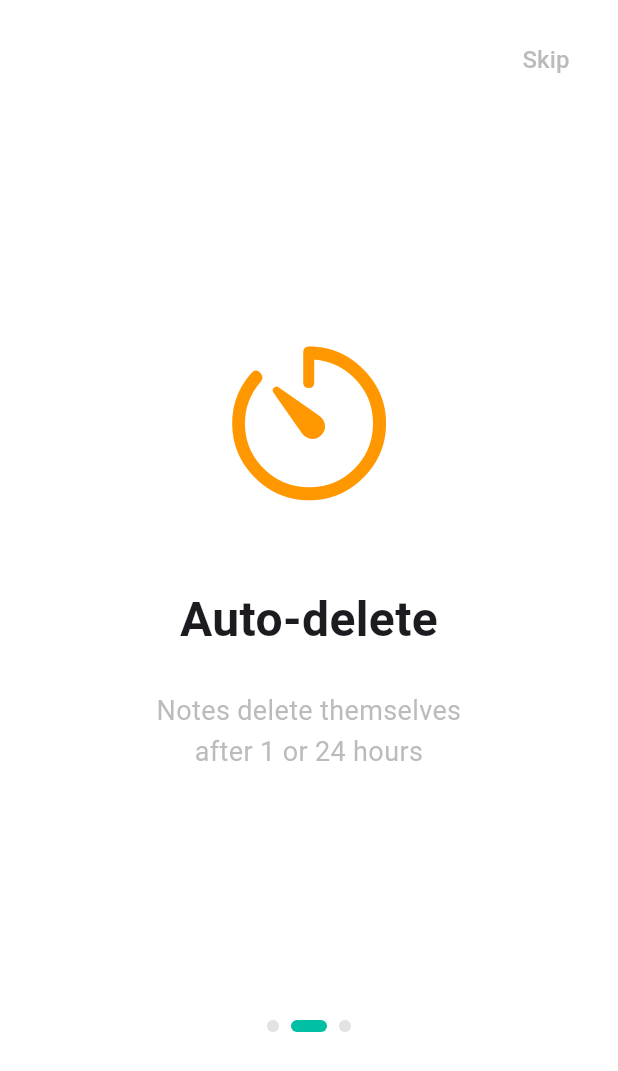
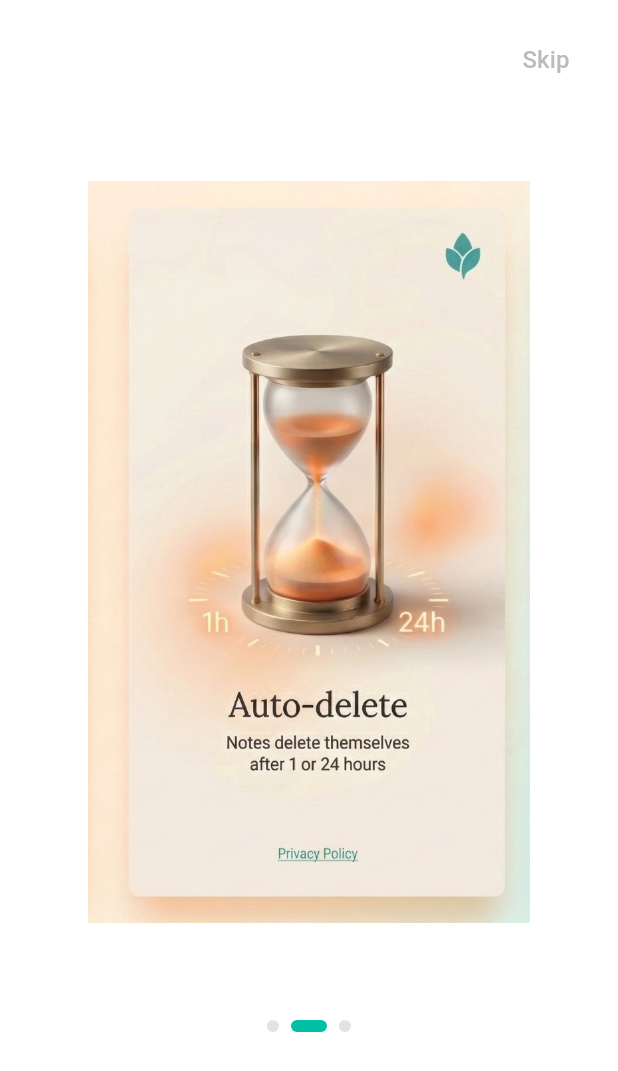
Before and after one commit to asantino/DokkiNotes, a Flutter app: the screen it shows after launch, swiped to page 2, on a phone screen of 412 x 824 dp. Shown: the top 1071 px of the screen. Run offline on Flutter 3.47's test engine with Material 3 defaults, Android fonts, the phone set to English and light mode, and no system bars; our stand-ins replace file_picker, flutter_secure_storage, flutter_slidable, flutter_svg, in_app_purchase, local_auth and 6 more; missing offline and left inert: encrypt; accounts and stored records are empty.

Commit message:
feat: onboarding card size fixed for tablet and phone

```diff
--- a/lib/screens/onboarding_screen.dart
+++ b/lib/screens/onboarding_screen.dart
@@ -1,4 +1,3 @@
-import 'package:flutter/cupertino.dart';
 import 'package:flutter/material.dart';
 import 'package:url_launcher/url_launcher.dart';
 import '../services/prefs_service.dart';
@@ -8,6 +7,11 @@ import '../main.dart'; // Для доступа к AppInitScreen
 class OnboardingScreen extends StatefulWidget {
   const OnboardingScreen({super.key});
 
+  // Assets defined here
+  static const String _assetPage1 = 'assets/images/onboarding_ai_voice.png';
+  static const String _assetPage2 = 'assets/images/onboarding_auto_delete.png';
+  static const String _assetPage3 = 'assets/images/onboarding_sync.png';
+
   @override
   State<OnboardingScreen> createState() => _OnboardingScreenState();
 }
@@ -16,25 +20,23 @@ class _OnboardingScreenState extends State<OnboardingScreen> {
   final PageController _pageController = PageController();
   int _currentPage = 0;
 
-  // English data for onboarding pages
+  // Updated onboarding page data using assets and new metaphor
   final List<OnboardingData> _pages = [
     OnboardingData(
-      icon: CupertinoIcons.doc_text,
-      iconColor: DokkiColors.primaryTeal,
+      assetPath: OnboardingScreen._assetPage1,
       title: 'DokkiNotes',
-      description: 'Notes that\ndisappear on their own',
+      description:
+          'AI-Powered Voice Notes. Speak, transcribe, smartly categorize.',
     ),
     OnboardingData(
-      icon: CupertinoIcons.timer,
-      iconColor: Colors.orange,
+      assetPath: OnboardingScreen._assetPage2,
       title: 'Auto-delete',
-      description: 'Notes delete themselves\nafter 1 or 24 hours',
+      description: 'Notes delete themselves after 1 or 24 hours',
     ),
     OnboardingData(
-      icon: CupertinoIcons.cloud,
-      iconColor: DokkiColors.primaryTeal,
+      assetPath: OnboardingScreen._assetPage3,
       title: 'Sync',
-      description: 'Encrypted cloud\nfor free',
+      description: 'Encrypted cloud for free',
     ),
   ];
 
@@ -191,14 +193,12 @@ class _OnboardingScreenState extends State<OnboardingScreen> {
 }
 
 class OnboardingData {
-  final IconData icon;
-  final Color iconColor;
+  final String assetPath;
   final String title;
   final String description;
 
   OnboardingData({
-    required this.icon,
-    required this.iconColor,
+    required this.assetPath,
     required this.title,
     required this.description,
   });
@@ -219,29 +219,10 @@ class OnboardingPage extends StatelessWidget {
       child: Column(
         mainAxisAlignment: MainAxisAlignment.center,
         children: [
-          Icon(
-            data.icon,
-            size: 120,
-            color: data.iconColor,
-          ),
-          const SizedBox(height: 48),
-          Text(
-            data.title,
-            style: const TextStyle(
-              fontSize: 32,
-              fontWeight: FontWeight.bold,
-            ),
-            textAlign: TextAlign.center,
-          ),
-          const SizedBox(height: 24),
-          Text(
-            data.description,
-            style: TextStyle(
-              fontSize: 18,
-              color: Colors.grey.withValues(alpha: 0.7),
-              height: 1.5,
-            ),
-            textAlign: TextAlign.center,
+          Image.asset(
+            data.assetPath,
+            height: MediaQuery.of(context).size.height * 0.6,
+            fit: BoxFit.contain,
           ),
         ],
       ),
--- a/pubspec.yaml
+++ b/pubspec.yaml
@@ -1,7 +1,7 @@
 name: dokki
 description: Minimalist note-taking app.
 publish_to: 'none'
-version: 1.0.0+9
+version: 1.0.0+10
 
 environment:
   sdk: '>=3.2.0 <4.0.0'
@@ -61,3 +61,6 @@ flutter:
     - assets/logo.png
     - assets/app_icon.png
     - assets/icons/
+    - assets/images/onboarding_ai_voice.png
+    - assets/images/onboarding_auto_delete.png
+    - assets/images/onboarding_sync.png
```
Also changed, not shown: assets/images/onboarding_ai_voice.png (added), assets/images/onboarding_auto_delete.png (added), assets/images/onboarding_sync.png (added).
